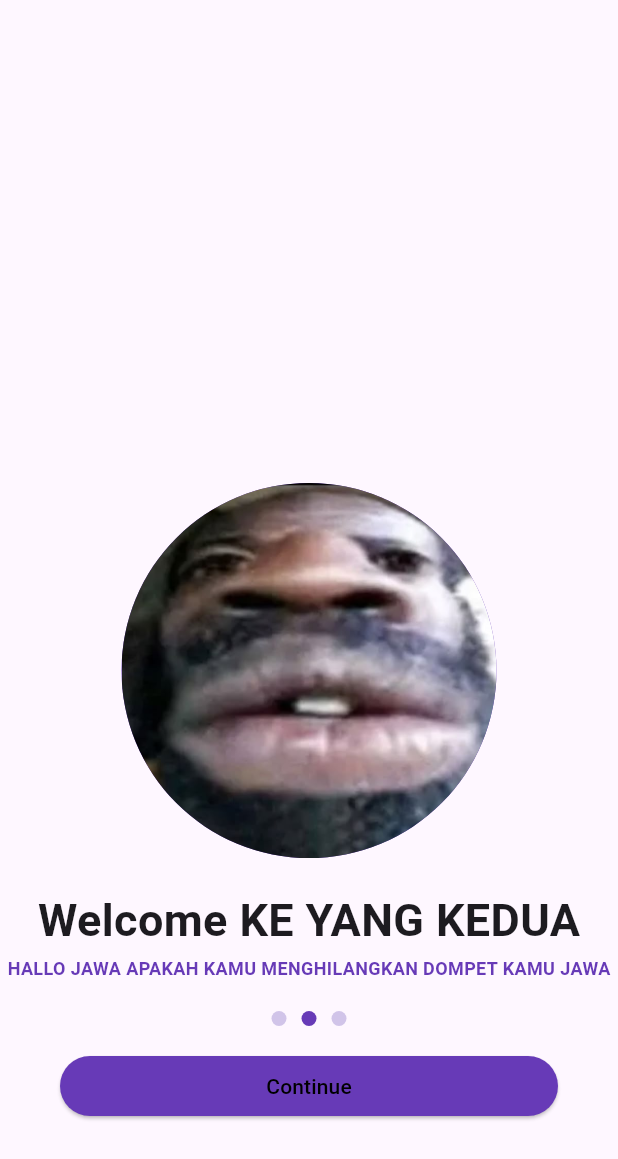
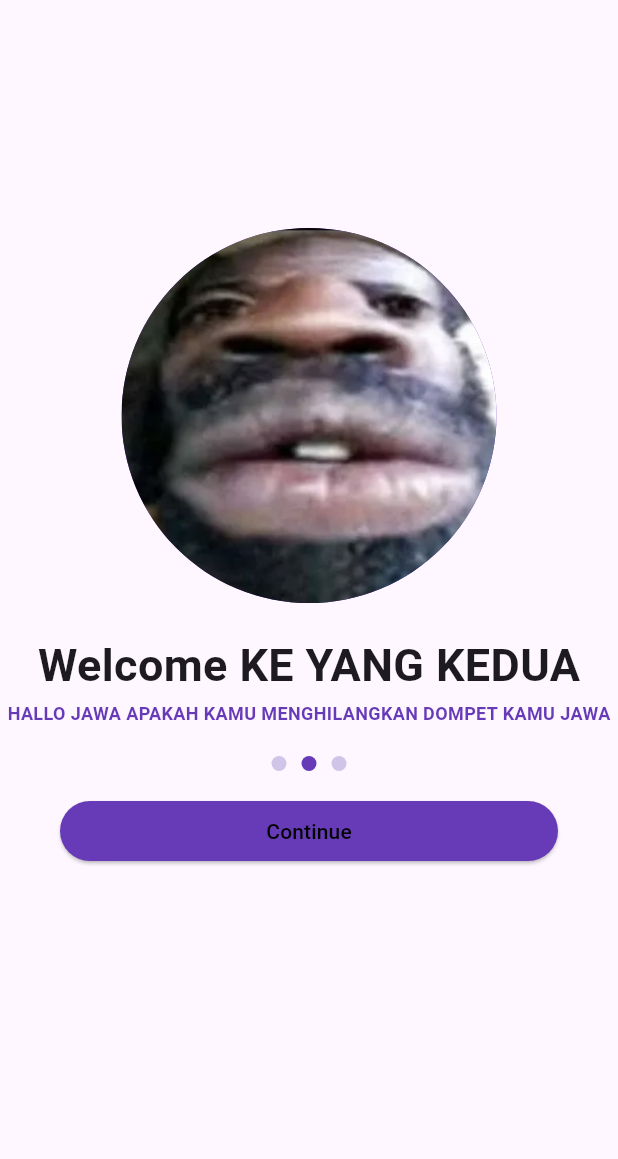
Before and after one commit to IhzaAnasrulloh/KB1179-1123150007-uts, a Flutter app: the screen it shows after launch, after a tap on "Continue", on a phone screen of 412 x 824 dp. Shown: the top 1159 px of the screen. Run offline on Flutter 3.47's test engine with Material 3 defaults, Android fonts, the phone set to English and light mode, and no system bars.

Commit message:
Update splash_screen_2.dart

```diff
--- a/lib/Screen/splash_screen_2.dart
+++ b/lib/Screen/splash_screen_2.dart
@@ -94,7 +94,7 @@ class MySplashScreen2 extends StatelessWidget {
                   color: Colors.black),)),
                 )
               ),
-              SizedBox(height: 80,)
+              SizedBox(height: 250,)
           ],
         ),
       ),
```
